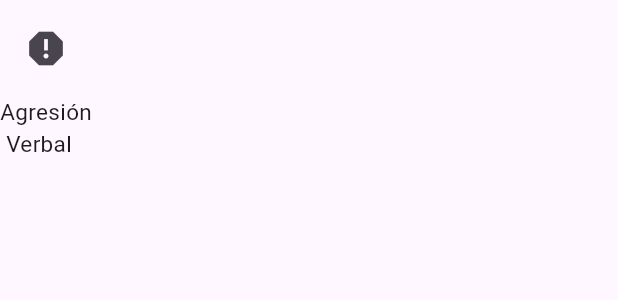
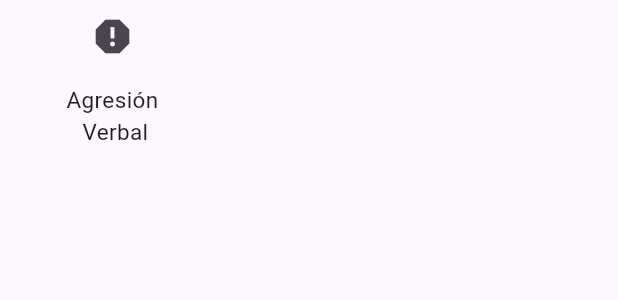
Before and after one commit to krezx/prototype, a Flutter app: the ActionWidget widget shown alone on an empty page, opened directly, on a phone screen of 412 x 824 dp. Shown: the top 300 px of the screen. Run offline on Flutter 3.47's test engine with Material 3 defaults, Android fonts, the phone set to English and light mode, and no system bars; our stand-ins replace audioplayers, geolocator, google_maps_flutter, sensors; missing offline and left inert: flutter_phone_direct_caller.

Commit message:
centrado de botones de reporte

```diff
--- a/prototype1/lib/screens/map_screen.dart
+++ b/prototype1/lib/screens/map_screen.dart
@@ -25,16 +25,24 @@ class ActionWidget extends StatelessWidget {
 
   @override
   Widget build(BuildContext context) {
-    return Padding(
-      padding: const EdgeInsets.symmetric(vertical: 8.0),
+    return Container(
+      width: 150, // Ajusta el ancho según tus necesidades
+      height: 140, // Ajusta la altura según tus necesidades
+      // padding: const EdgeInsets.symmetric(vertical: 8.0),
       child: Column(
+        // mainAxisAlignment: MainAxisAlignment.center,
+        crossAxisAlignment: CrossAxisAlignment.center,
         children: [
           IconButton(
             onPressed: () {},
             icon: Icon(icon, size: 30),
           ),
           const SizedBox(height: 8),
-          Text(label, style: const TextStyle(fontSize: 15)),
+          Text(
+            label,
+            textAlign: TextAlign.center,
+            style: const TextStyle(fontSize: 15),
+          ),
         ],
       ),
     );
@@ -245,8 +253,11 @@ class _MyHomePageState extends State<MyHomePage> {
                           child: Column(
                             children: [
                               Row(
+                                mainAxisAlignment: MainAxisAlignment.center,
+                                crossAxisAlignment: CrossAxisAlignment.start,
                                 children: [
-                                  Column(
+                                  Expanded(
+                                    child: Column(
                                       children: [
                                         ActionWidget(
                                             icon: Icons.report,
@@ -265,10 +276,13 @@ class _MyHomePageState extends State<MyHomePage> {
                                             label: 'Puntos\n Ciegos'),
                                         ActionWidget(
                                             icon: Icons.report,
-                                          label: 'Falta de\n baños\n públicos'),
+                                            label:
+                                                'Falta de\n baños\n públicos'),
                                       ],
                                     ),
-                                  Column(
+                                  ),
+                                  Expanded(
+                                    child: Column(
                                       children: [
                                         ActionWidget(
                                             icon: Icons.report,
@@ -288,6 +302,7 @@ class _MyHomePageState extends State<MyHomePage> {
                                             label:
                                                 'Presencia\n de bares\n y\n restobar'),
                                       ],
+                                    ),
                                   ),
                                 ],
                               ),
```
Lines whose indentation alone changed are shown as unchanged.
